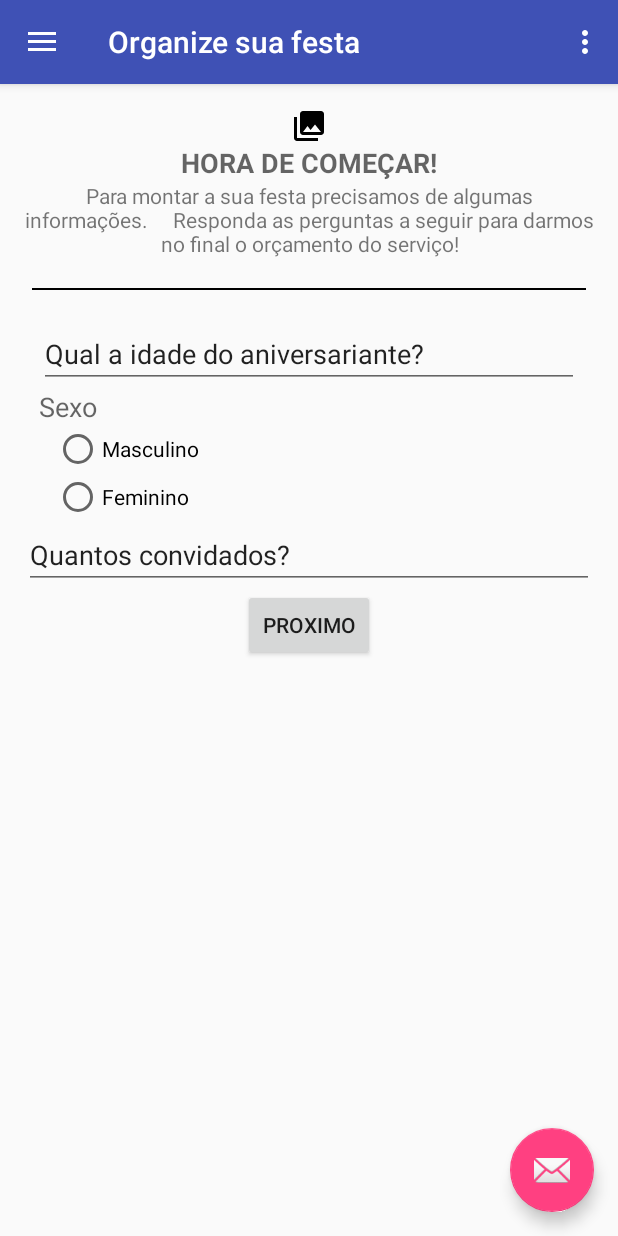
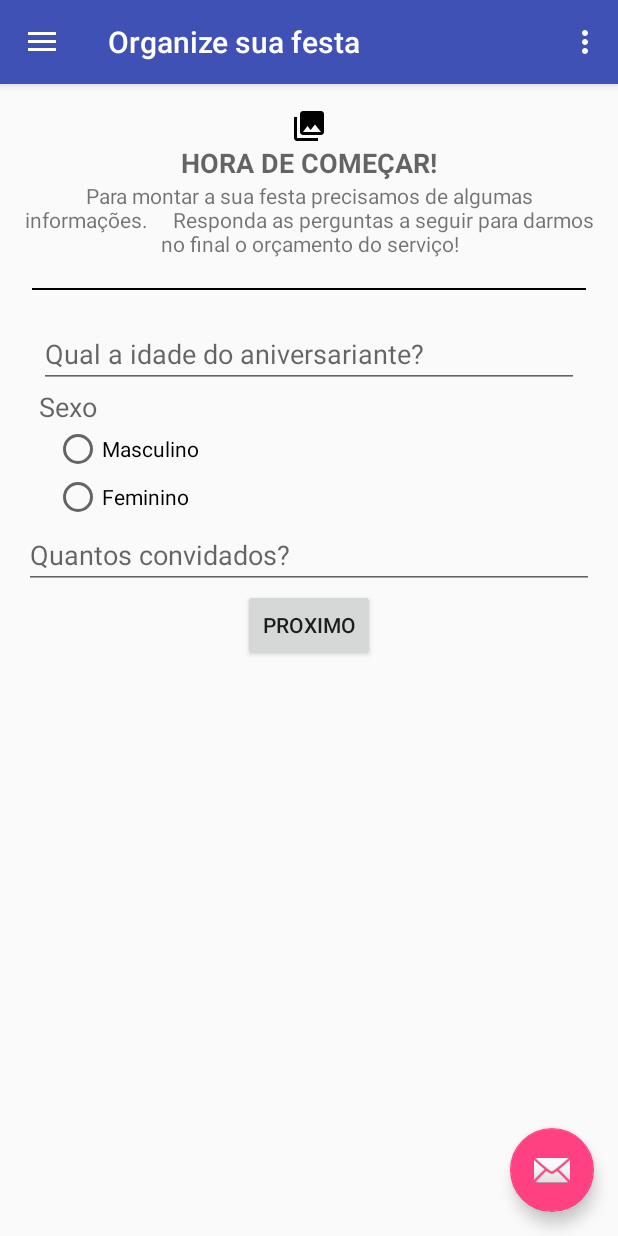
Before and after one commit to ehammo/CodeCup2016, an Android app: the fragment OrganizarFragment placed in its activity, on a phone screen of 412 x 824 dp. Run offline under Robolectric (Android 15) with nearby library versions, the phone set to English and light mode, and no system bars.

Commit message:
add hints

```diff
--- a/app/src/main/res/layout/fornecedor_description.xml
+++ b/app/src/main/res/layout/fornecedor_description.xml
@@ -21,8 +21,10 @@
 
     </LinearLayout>
 
-    <ListView android:id="@+id/listViewProdutos" android:layout_width="wrap_content"
-       android:layout_height="wrap_content" />
+    <ListView android:id="@+id/listViewProdutos"
+        android:layout_margin="20dp"
+        android:layout_width="wrap_content"
+        android:layout_height="wrap_content" />
 
 
 
--- a/app/src/main/res/layout/organize.xml
+++ b/app/src/main/res/layout/organize.xml
@@ -45,7 +45,7 @@
         android:layout_height="wrap_content"
         android:layout_marginLeft="10dp"
         android:layout_marginRight="10dp"
-        android:text="Qual a idade do aniversariante?"
+        android:hint="Qual a idade do aniversariante?"
         android:ems="10"
         android:inputType="number" />
 
@@ -90,7 +90,7 @@
         android:layout_width="match_parent"
         android:layout_height="wrap_content"
         android:inputType="number"
-        android:text="Quantos convidados?"
+        android:hint="Quantos convidados?"
         android:ems="10"
         android:id="@+id/editText" />
 
```
